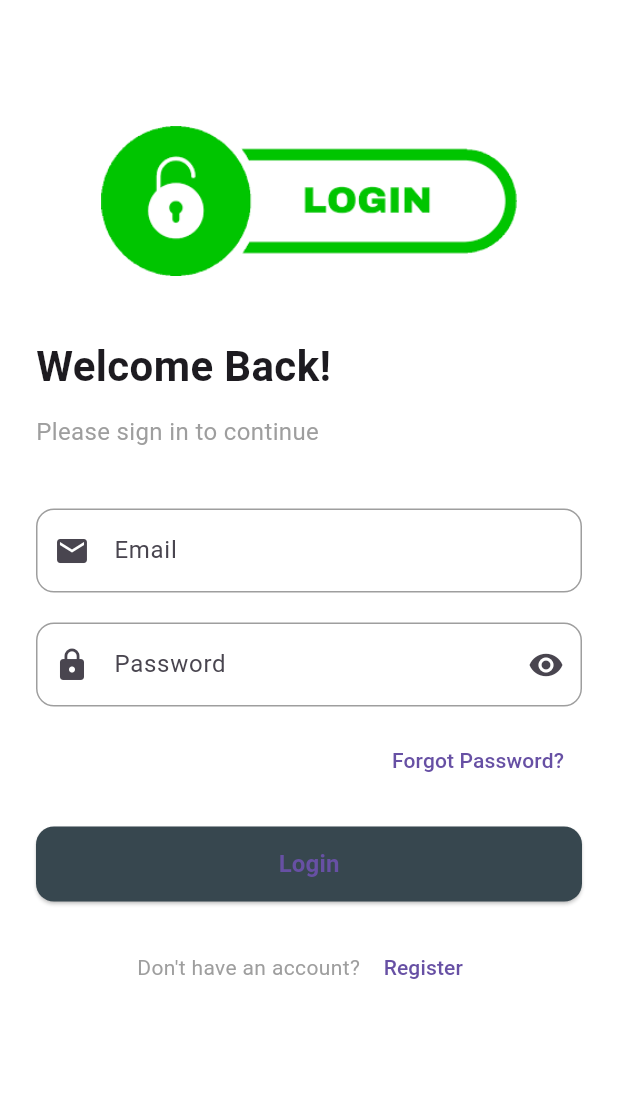
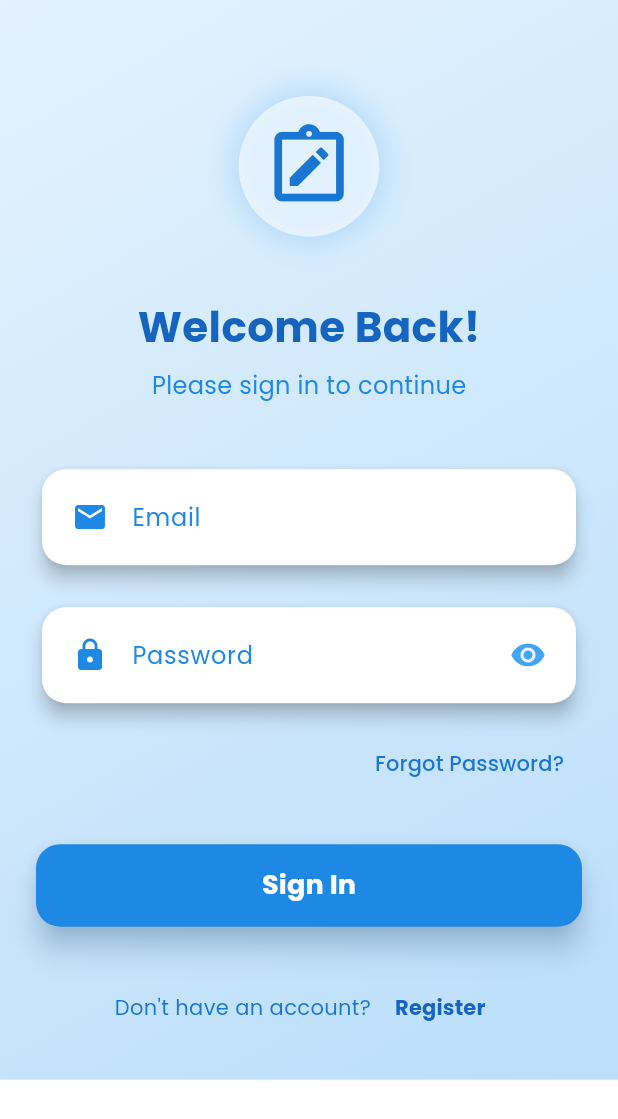
Before and after one commit to jamalihassan0307/NoteSphere, a Flutter app: the screen it shows after launch, on a phone screen of 412 x 824 dp. Shown: the top 1119 px of the screen. Run offline on Flutter 3.47's test engine with Material 3 defaults, Android fonts, the phone set to English and light mode, and no system bars; drawn by our look-alikes of flutter_animate; our stand-ins replace animated_text_kit, avatar_glow, flutter_advanced_drawer, flutter_slidable, fluttertoast, font_awesome_flutter and 7 more; accounts and stored records are empty.

Commit message:
Refactor NoteController and LoginPage for improved state management and UI: Replace clearNotes method with direct notes.clear() calls, remove unnecessary update() calls, and enhance LoginPage UI with animations, gradient backgrounds, and improved form handling using Google Fonts.

```diff
--- a/lib/controller/notecontroller.dart
+++ b/lib/controller/notecontroller.dart
@@ -16,7 +16,7 @@ class NoteController extends GetxController {
   Future<void> refreshNotes() async {
     isLoading.value = true;
     // Clear existing notes before fetching
-    clearNotes();
+    notes.clear();
     await loadAllNotes();
     isLoading.value = false;
   }
@@ -40,19 +40,16 @@ class NoteController extends GetxController {
   // Clear notes list
   void clearNotes() {
     notes.clear();
-    update();
   }
 
   // Add a single note
   void addNote(Note note) {
     notes.add(note);
-    update();
   }
 
   // Add multiple notes
   void addAllNotes(List<Note> notesList) {
     notes.addAll(notesList);
-    update();
   }
 
   // Update an existing note
@@ -60,14 +57,12 @@ class NoteController extends GetxController {
     final index = notes.indexWhere((element) => element.id == note.id);
     if (index >= 0) {
       notes[index] = note;
-      update();
     }
   }
 
   // Delete a note
   void deleteNote(Note note) {
     notes.removeWhere((element) => element.id == note.id);
-    update();
   }
 
   // Create a new note
@@ -127,18 +122,15 @@ class NoteController extends GetxController {
   // Update the current filter
   void setFilter(int filter) {
     currentFilter.value = filter;
-    update();
   }
 
   // Update the search query
   void setSearchQuery(String query) {
     searchQuery.value = query;
-    update();
   }
 
   // Clear the search query
   void clearSearchQuery() {
     searchQuery.value = '';
-    update();
   }
 }
--- a/lib/page/login.dart
+++ b/lib/page/login.dart
@@ -7,6 +7,8 @@ import 'package:get/get.dart';
 import 'package:notes_app_with_sql/page/notes_page.dart';
 import 'package:notes_app_with_sql/page/signup.dart';
 import 'package:notes_app_with_sql/controller/authcontroller.dart';
+import 'package:google_fonts/google_fonts.dart';
+import 'package:flutter_animate/flutter_animate.dart';
 
 // import 'package:notes_app_with_sql/home.dart';
 // import 'package:notes_app_with_sql/pages/signuppage.dart';
@@ -26,15 +28,30 @@ class _LoginPageState extends State<LoginPage> {
   @override
   void initState() {
     super.initState();
-    // Clear the text fields when the page loads
+    // Move controller clearing to the next frame to avoid build errors
+    WidgetsBinding.instance.addPostFrameCallback((_) {
       AuthController.to.emailController.clear();
       AuthController.to.passwordController.clear();
+    });
   }
 
   @override
   Widget build(BuildContext context) {
+    final size = MediaQuery.of(context).size;
+
     return Scaffold(
-      body: SafeArea(
+      body: Container(
+        decoration: BoxDecoration(
+          gradient: LinearGradient(
+            begin: Alignment.topLeft,
+            end: Alignment.bottomRight,
+            colors: [
+              Colors.blue.shade50,
+              Colors.blue.shade100,
+            ],
+          ),
+        ),
+        child: SafeArea(
           child: SingleChildScrollView(
             child: Padding(
               padding: const EdgeInsets.all(24.0),
@@ -43,46 +60,80 @@ class _LoginPageState extends State<LoginPage> {
                 child: Column(
                   crossAxisAlignment: CrossAxisAlignment.start,
                   children: [
-                  const SizedBox(height: 60),
-                  // App logo or image
+                    const SizedBox(height: 40),
+                    // App logo
                     Center(
-                    child: Image.asset(
-                      'assets/images.png',
-                      height: 100,
+                      child: Container(
+                        padding: const EdgeInsets.all(16),
+                        decoration: BoxDecoration(
+                          color: Colors.white.withOpacity(0.6),
+                          shape: BoxShape.circle,
+                          boxShadow: [
+                            BoxShadow(
+                              color: Colors.blue.shade200.withOpacity(0.5),
+                              blurRadius: 15,
+                              spreadRadius: 5,
+                            ),
+                          ],
+                        ),
+                        child: Icon(
+                          Icons.note_alt_outlined,
+                          color: Colors.blue.shade700,
+                          size: size.width * 0.15,
                         ),
                       ),
+                    ).animate().scale(duration: const Duration(milliseconds: 600)),
+
                     const SizedBox(height: 40),
-                  const Text(
+                    // Welcome text
+                    Center(
+                      child: Text(
                         'Welcome Back!',
-                    style: TextStyle(
+                        style: GoogleFonts.poppins(
                           fontSize: 28,
                           fontWeight: FontWeight.bold,
+                          color: Colors.blue.shade800,
                         ),
                       ),
-                  const SizedBox(height: 12),
-                  const Text(
+                    ).animate().fadeIn(
+                      duration: const Duration(milliseconds: 500),
+                      delay: const Duration(milliseconds: 200),
+                    ),
+                    const SizedBox(height: 8),
+                    Center(
+                      child: Text(
                         'Please sign in to continue',
-                    style: TextStyle(
+                        style: GoogleFonts.poppins(
                           fontSize: 16,
-                      color: Colors.grey,
+                          color: Colors.blue.shade600,
                         ),
                       ),
+                    ).animate().fadeIn(
+                      duration: const Duration(milliseconds: 500),
+                      delay: const Duration(milliseconds: 400),
+                    ),
                     const SizedBox(height: 40),
+
                     // Email field
-                  TextFormField(
+                    Card(
+                      elevation: 5,
+                      shape: RoundedRectangleBorder(
+                        borderRadius: BorderRadius.circular(16),
+                      ),
+                      color: Colors.white,
+                      child: Padding(
+                        padding: const EdgeInsets.symmetric(horizontal: 8.0, vertical: 4.0),
+                        child: TextFormField(
                           controller: AuthController.to.emailController,
                           keyboardType: TextInputType.emailAddress,
                           decoration: InputDecoration(
                             labelText: 'Email',
-                      prefixIcon: const Icon(Icons.email),
-                      border: OutlineInputBorder(
-                        borderRadius: BorderRadius.circular(12),
+                            labelStyle: GoogleFonts.poppins(color: Colors.blue.shade600),
+                            prefixIcon: Icon(Icons.email, color: Colors.blue.shade600),
+                            border: InputBorder.none,
+                            errorStyle: GoogleFonts.poppins(color: Colors.red),
                           ),
-                      enabledBorder: OutlineInputBorder(
-                        borderRadius: BorderRadius.circular(12),
-                        borderSide: const BorderSide(color: Colors.grey),
-                      ),
-                    ),
+                          style: GoogleFonts.poppins(),
                           validator: (value) {
                             if (value == null || value.isEmpty) {
                               return 'Please enter your email';
@@ -93,17 +144,37 @@ class _LoginPageState extends State<LoginPage> {
                             return null;
                           },
                         ),
+                      ),
+                    ).animate().slideX(
+                      duration: const Duration(milliseconds: 500),
+                      begin: -1,
+                      end: 0,
+                      curve: Curves.easeOutQuad,
+                      delay: const Duration(milliseconds: 500),
+                    ),
+
                     const SizedBox(height: 20),
+
                     // Password field
-                  TextFormField(
+                    Card(
+                      elevation: 5,
+                      shape: RoundedRectangleBorder(
+                        borderRadius: BorderRadius.circular(16),
+                      ),
+                      color: Colors.white,
+                      child: Padding(
+                        padding: const EdgeInsets.symmetric(horizontal: 8.0, vertical: 4.0),
+                        child: TextFormField(
                           controller: AuthController.to.passwordController,
                           obscureText: _obscurePassword,
                           decoration: InputDecoration(
                             labelText: 'Password',
-                      prefixIcon: const Icon(Icons.lock),
+                            labelStyle: GoogleFonts.poppins(color: Colors.blue.shade600),
+                            prefixIcon: Icon(Icons.lock, color: Colors.blue.shade600),
                             suffixIcon: IconButton(
                               icon: Icon(
                                 _obscurePassword ? Icons.visibility : Icons.visibility_off,
+                                color: Colors.blue.shade400,
                               ),
                               onPressed: () {
                                 setState(() {
@@ -111,14 +182,10 @@ class _LoginPageState extends State<LoginPage> {
                                 });
                               },
                             ),
-                      border: OutlineInputBorder(
-                        borderRadius: BorderRadius.circular(12),
+                            border: InputBorder.none,
+                            errorStyle: GoogleFonts.poppins(color: Colors.red),
                           ),
-                      enabledBorder: OutlineInputBorder(
-                        borderRadius: BorderRadius.circular(12),
-                        borderSide: const BorderSide(color: Colors.grey),
-                      ),
-                    ),
+                          style: GoogleFonts.poppins(),
                           validator: (value) {
                             if (value == null || value.isEmpty) {
                               return 'Please enter your password';
@@ -129,7 +196,17 @@ class _LoginPageState extends State<LoginPage> {
                             return null;
                           },
                         ),
+                      ),
+                    ).animate().slideX(
+                      duration: const Duration(milliseconds: 500),
+                      begin: 1,
+                      end: 0,
+                      curve: Curves.easeOutQuad,
+                      delay: const Duration(milliseconds: 600),
+                    ),
+
                     const SizedBox(height: 12),
+
                     // Forgot password
                     Align(
                       alignment: Alignment.centerRight,
@@ -137,14 +214,24 @@ class _LoginPageState extends State<LoginPage> {
                         onPressed: () {
                           // Handle forgot password
                         },
-                      child: const Text('Forgot Password?'),
+                        child: Text(
+                          'Forgot Password?',
+                          style: GoogleFonts.poppins(
+                            color: Colors.blue.shade700,
                           ),
                         ),
-                  const SizedBox(height: 20),
+                      ),
+                    ).animate().fadeIn(
+                      duration: const Duration(milliseconds: 500),
+                      delay: const Duration(milliseconds: 700),
+                    ),
+
+                    const SizedBox(height: 30),
+
                     // Login button
                     SizedBox(
                       width: double.infinity,
-                    height: 50,
+                      height: 55,
                       child: ElevatedButton(
                         onPressed: AuthController.to.isLoading.value
                             ? null
@@ -182,41 +269,62 @@ class _LoginPageState extends State<LoginPage> {
                                 }
                               },
                         style: ElevatedButton.styleFrom(
-                        backgroundColor: Colors.blueGrey.shade800,
+                          backgroundColor: Colors.blue.shade600,
+                          foregroundColor: Colors.white,
+                          elevation: 8,
+                          shadowColor: Colors.blue.shade200,
                           shape: RoundedRectangleBorder(
-                          borderRadius: BorderRadius.circular(12),
+                            borderRadius: BorderRadius.circular(16),
                           ),
                         ),
                         child: AuthController.to.isLoading.value
                             ? const CircularProgressIndicator(
                                 color: Colors.white,
                               )
-                          : const Text(
-                              'Login',
-                              style: TextStyle(
-                                fontSize: 16,
+                            : Text(
+                                'Sign In',
+                                style: GoogleFonts.poppins(
+                                  fontSize: 18,
                                   fontWeight: FontWeight.bold,
                                 ),
                               ),
                       ),
+                    ).animate().fadeIn(
+                      duration: const Duration(milliseconds: 500),
+                      delay: const Duration(milliseconds: 800),
                     ),
-                  const SizedBox(height: 20),
+
+                    const SizedBox(height: 30),
+
                     // Register option
-                  Row(
+                    Center(
+                      child: Row(
                         mainAxisAlignment: MainAxisAlignment.center,
                         children: [
-                      const Text(
+                          Text(
                             "Don't have an account? ",
-                        style: TextStyle(color: Colors.grey),
+                            style: GoogleFonts.poppins(
+                              color: Colors.blue.shade700,
+                            ),
                           ),
                           TextButton(
                             onPressed: () {
                               // Navigate to registration page
                               Get.to(() => const SignUpPage());
                             },
-                        child: const Text('Register'),
+                            child: Text(
+                              'Register',
+                              style: GoogleFonts.poppins(
+                                fontWeight: FontWeight.bold,
+                                color: Colors.blue.shade800,
+                              ),
+                            ),
                           ),
                         ],
+                      ),
+                    ).animate().fadeIn(
+                      duration: const Duration(milliseconds: 500),
+                      delay: const Duration(milliseconds: 900),
                     ),
                   ],
                 ),
@@ -224,6 +332,7 @@ class _LoginPageState extends State<LoginPage> {
             ),
           ),
         ),
+      ),
     );
   }
 }
```
Lines whose indentation alone changed are shown as unchanged.
